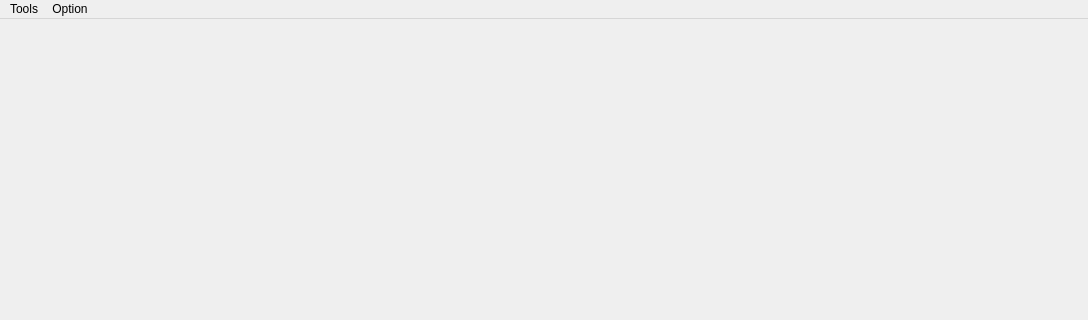
First picture: the form in ui/root.ui, repository foxliu18/ICEHelper, before the edit; both pictures show x 0 to 1088 and y 0 to 320 of the 1088 by 724 pixel window.
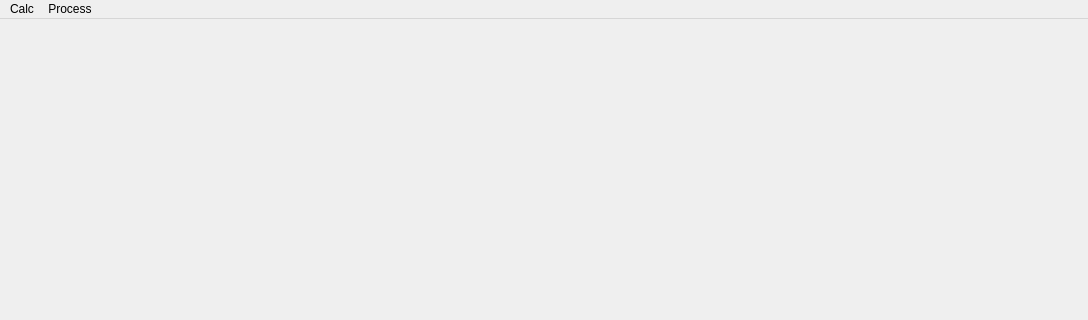
Second picture: the form after the edit.

The edit to the form file:
```diff
--- a/ui/root.ui
+++ b/ui/root.ui
@@ -35,18 +35,18 @@
      <x>0</x>
      <y>0</y>
      <width>1088</width>
-     <height>26</height>
+     <height>37</height>
     </rect>
    </property>
    <widget class="QMenu" name="menuTools">
     <property name="title">
-     <string>Tools</string>
+     <string>Calc</string>
     </property>
     <addaction name="actionBMI"/>
    </widget>
    <widget class="QMenu" name="menuOption">
     <property name="title">
-     <string>Option</string>
+     <string>Process</string>
     </property>
     <addaction name="actionExcelColFilter"/>
    </widget>
```
Left out of the diff: 5 changed lines with no effect on the pictures.
